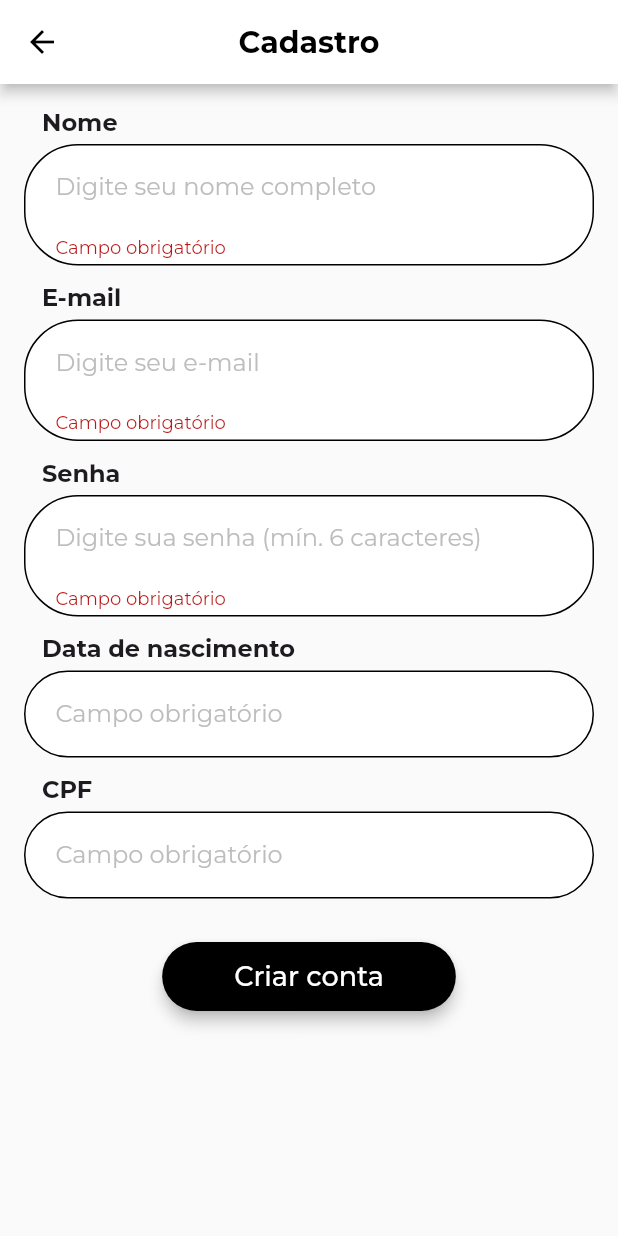
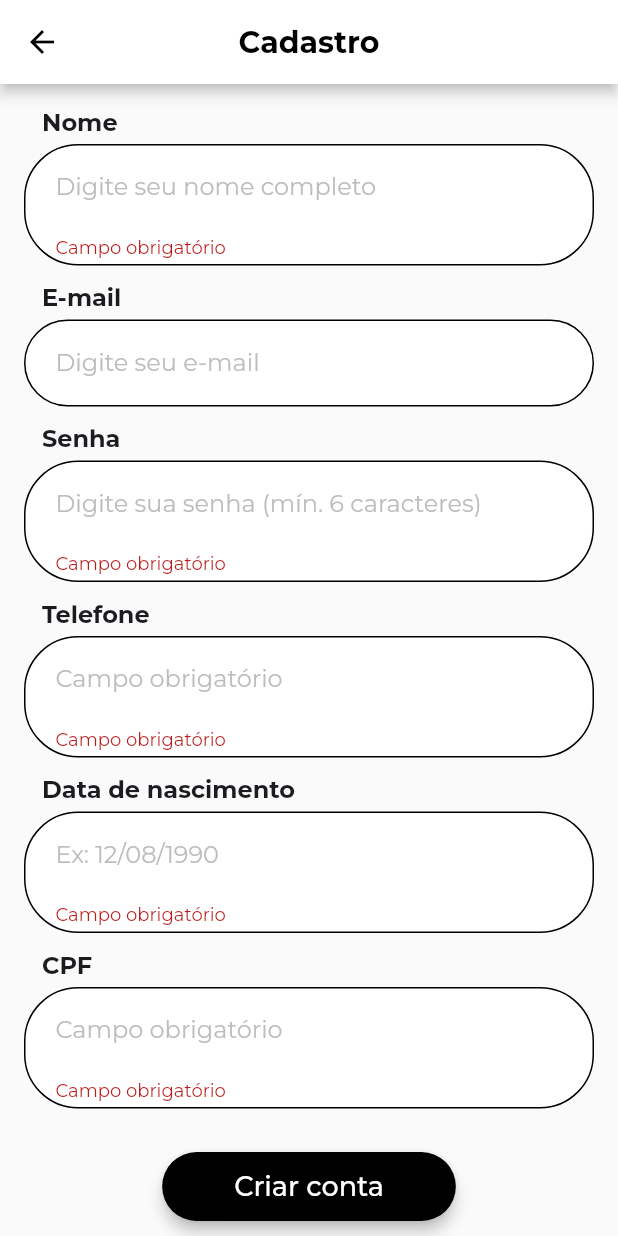
Before and after one commit to VinioVnz/profmate_mvc, a Flutter app: the FirebaseRegisterView screen opened directly, after a tap on "Criar conta", on a phone screen of 412 x 824 dp. Run offline on Flutter 3.47's test engine with Material 3 defaults, Android fonts, the light colour scheme and no system bars; our stand-ins replace cloud_firestore, firebase_auth, firebase_core, fl_chart, flutter_speed_dial, google_fonts and 6 more; accounts and stored records are empty; generated files the repository leaves out were written again.

Commit message:
formatar campos

```diff
--- a/lib/src/views/firebase_register_view.dart
+++ b/lib/src/views/firebase_register_view.dart
@@ -3,6 +3,7 @@ import 'package:profmate/src/controller/user_firebase_controller.dart';
 import 'package:profmate/src/widgets/campo_formulario.dart';
 import 'package:profmate/src/widgets/custom_app_bar.dart';
 import 'package:profmate/src/widgets/custom_elevated_button.dart';
+import 'package:mask_text_input_formatter/mask_text_input_formatter.dart';
 
 class FirebaseRegisterView extends StatefulWidget {
   const FirebaseRegisterView({super.key});
@@ -19,8 +20,24 @@ class _FirebaseRegisterViewState extends State<FirebaseRegisterView> {
   final _nomeController = TextEditingController();
   final _emailController = TextEditingController();
   final _senhaController = TextEditingController();
+  final _telefone = TextEditingController();
   final _dataNascimento = TextEditingController();
   final _cpf = TextEditingController();
+
+  final formatarCPF = MaskTextInputFormatter(
+    mask: "###.###.###-##",
+    filter: {"#": RegExp(r'[0-9]')},
+  );
+
+  final formatarTelefone = MaskTextInputFormatter(
+    mask: "(##) #####-####",
+    filter: {"#": RegExp(r'[0-9]')},
+  );
+
+  final formatarData = MaskTextInputFormatter(
+    mask: "##/##/####",
+    filter: {"#": RegExp(r'[0-9]')},
+  );
 
   void _cadastrar() async {
     if (_formKey.currentState!.validate()) {
@@ -29,7 +46,7 @@ class _FirebaseRegisterViewState extends State<FirebaseRegisterView> {
         _erro = null;
       });
 
-      final usuario = await _controller.cadastrar(
+      final professor = await _controller.cadastrar(
         _nomeController.text,
         _emailController.text,
         _senhaController.text,
@@ -39,8 +56,8 @@ class _FirebaseRegisterViewState extends State<FirebaseRegisterView> {
       setState(() {
         _loading = false;
       });
-      print("USUARIO:    $usuario");
-      if (usuario != null) {
+      print("USUARIO:    $professor");
+      if (professor != null) {
         ScaffoldMessenger.of(context).showSnackBar(
           SnackBar(content: Text('Usuário cadastrado com sucesso')),
         );
@@ -83,18 +100,6 @@ class _FirebaseRegisterViewState extends State<FirebaseRegisterView> {
                 controller: _emailController,
                 titulo: 'E-mail',
                 hintText: 'Digite seu e-mail',
-                validator: (value) {
-                  if (value == null || value.isEmpty) {
-                    return 'Campo obrigatório';
-                  }
-                  // Validação básica de e-mail
-                  if (!RegExp(
-                    r'^[\w-\.]+@([\w-]+\.)+[\w-]{2,4}$',
-                  ).hasMatch(value)) {
-                    return 'Digite um e-mail válido';
-                  }
-                  return null;
-                },
                 keyboardType: TextInputType.emailAddress,
               ),
               CampoFormulario(
@@ -113,14 +118,28 @@ class _FirebaseRegisterViewState extends State<FirebaseRegisterView> {
                 keyboardType: TextInputType.visiblePassword,
               ),
               CampoFormulario(
+                controller: _telefone,
+                hintText: 'Campo obrigatório',
+                titulo: 'Telefone',
+                validator: (value) =>
+                    value == null || value.isEmpty ? 'Campo obrigatório' : null,
+                formatar: [formatarTelefone],
+              ),
+              CampoFormulario(
                 controller: _dataNascimento,
-                hintText: 'Campo obrigatório',
+                hintText: 'Ex: 12/08/1990',
                 titulo: 'Data de nascimento',
+                validator: (value) =>
+                    value == null || value.isEmpty ? 'Campo obrigatório' : null,
+                formatar: [formatarData],
               ),
               CampoFormulario(
                 controller: _cpf,
                 hintText: 'Campo obrigatório',
                 titulo: 'CPF',
+                validator: (value) =>
+                    value == null || value.isEmpty ? 'Campo obrigatório' : null,
+                formatar: [formatarCPF],
               ),
               SizedBox(height: 16),
               //botao de loading
```
